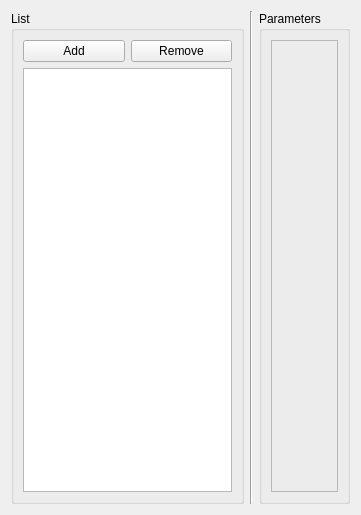
Old version of the form src/Toolpath-Offline-Planning/opp_gui/ui/list_editor.ui in the repository xp220340/toolpath.
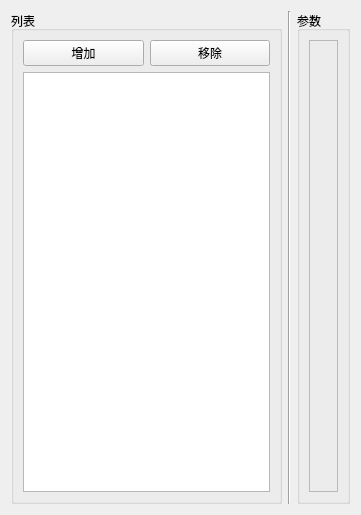
New version of the form.

Patch:
```diff
--- a/src/Toolpath-Offline-Planning/opp_gui/ui/list_editor.ui
+++ b/src/Toolpath-Offline-Planning/opp_gui/ui/list_editor.ui
@@ -17,7 +17,7 @@
    <item>
     <widget class="QGroupBox" name="group_box_list_widget">
      <property name="title">
-      <string>List</string>
+      <string>列表</string>
      </property>
      <layout class="QVBoxLayout" name="verticalLayout_3">
       <item>
@@ -25,14 +25,14 @@
         <item>
          <widget class="QPushButton" name="push_button_add">
           <property name="text">
-           <string>Add</string>
+           <string>增加</string>
           </property>
          </widget>
         </item>
         <item>
          <widget class="QPushButton" name="push_button_remove">
           <property name="text">
-           <string>Remove</string>
+           <string>移除</string>
           </property>
          </widget>
         </item>
@@ -56,7 +56,7 @@
      <item>
       <widget class="QGroupBox" name="group_box_parameters">
        <property name="title">
-        <string>Parameters</string>
+        <string>参数</string>
        </property>
        <layout class="QVBoxLayout" name="verticalLayout">
         <item>
```
